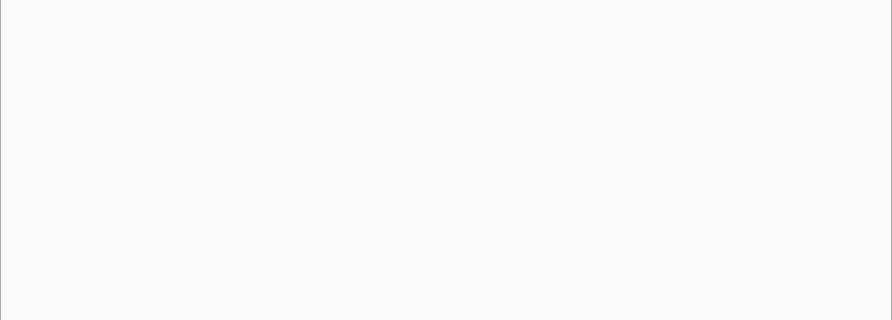
junknet/adbg-x32, file src/mainwindow.ui: the form before one commit; both pictures show x 0 to 892 and y 149 to 469 of the 892 by 569 pixel window.
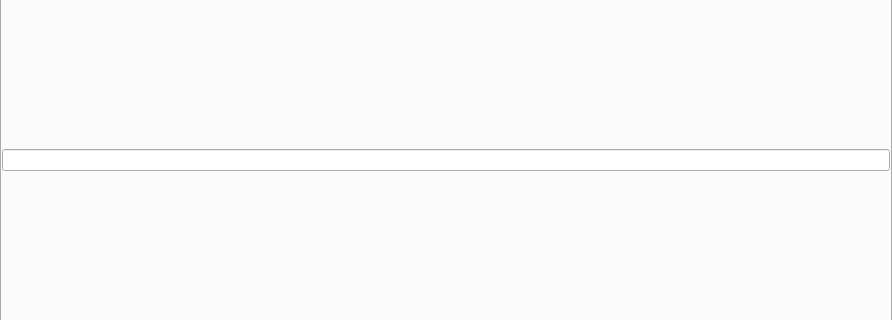
The form after the commit. Icons and pictures are not drawn.

Patch:
```diff
--- a/src/mainwindow.ui
+++ b/src/mainwindow.ui
@@ -118,6 +118,9 @@
           <property name="spacing">
            <number>0</number>
           </property>
+          <item>
+           <widget class="QLineEdit" name="lineEdit"/>
+          </item>
          </layout>
         </item>
        </layout>
```
